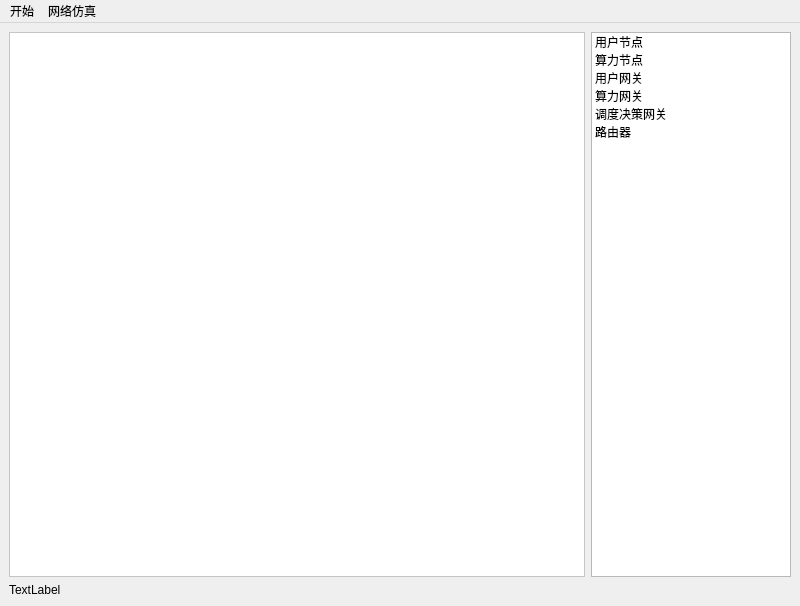
Qt form design_window.ui (WeiKnight0/ComputingNetworkUI) before a commit.
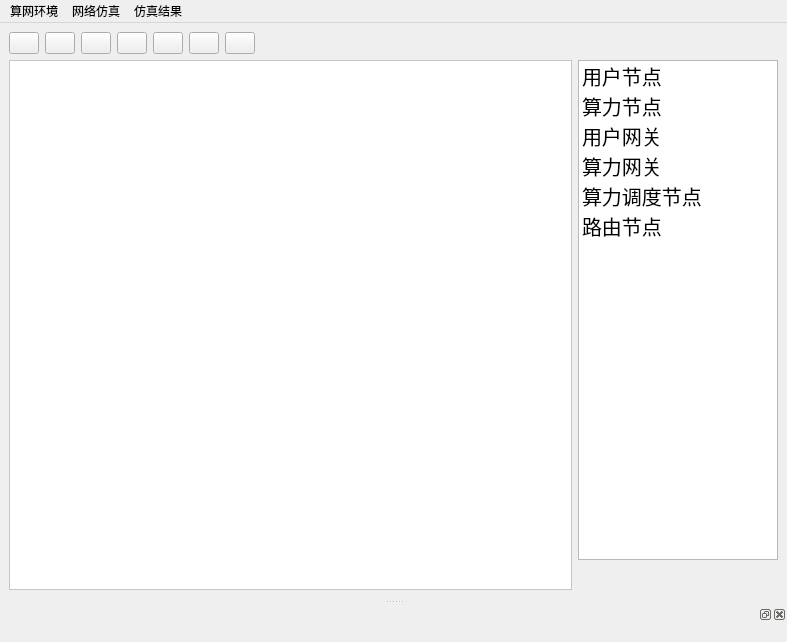
The same form after that commit. Icons and pictures are not drawn.

Patch:
```diff
--- a/design_window.ui
+++ b/design_window.ui
@@ -6,8 +6,8 @@
    <rect>
     <x>0</x>
     <y>0</y>
-    <width>800</width>
-    <height>606</height>
+    <width>787</width>
+    <height>642</height>
    </rect>
   </property>
   <property name="windowTitle">
@@ -15,8 +15,27 @@
   </property>
   <widget class="QWidget" name="centralwidget">
    <layout class="QGridLayout" name="gridLayout">
-    <item row="0" column="0">
+    <item row="0" column="1">
+     <widget class="QPushButton" name="accelerateButton">
+      <property name="maximumSize">
+       <size>
+        <width>30</width>
+        <height>16777215</height>
+       </size>
+      </property>
+      <property name="text">
+       <string/>
+      </property>
+     </widget>
+    </item>
+    <item row="1" column="0" rowspan="6" colspan="24">
      <widget class="QGraphicsView" name="graphicsView">
+      <property name="minimumSize">
+       <size>
+        <width>0</width>
+        <height>0</height>
+       </size>
+      </property>
       <property name="autoFillBackground">
        <bool>true</bool>
       </property>
@@ -43,7 +62,42 @@
       </property>
      </widget>
     </item>
-    <item row="0" column="1">
+    <item row="0" column="3">
+     <widget class="QPushButton" name="pauseButton">
+      <property name="maximumSize">
+       <size>
+        <width>30</width>
+        <height>16777215</height>
+       </size>
+      </property>
+      <property name="text">
+       <string/>
+      </property>
+     </widget>
+    </item>
+    <item row="0" column="0">
+     <widget class="QPushButton" name="runButton">
+      <property name="minimumSize">
+       <size>
+        <width>10</width>
+        <height>0</height>
+       </size>
+      </property>
+      <property name="maximumSize">
+       <size>
+        <width>30</width>
+        <height>16777215</height>
+       </size>
+      </property>
+      <property name="styleSheet">
+       <string notr="true">d315510ffdf0babe22dffdf44fb42d58.png</string>
+      </property>
+      <property name="text">
+       <string/>
+      </property>
+     </widget>
+    </item>
+    <item row="1" column="24">
      <widget class="QListWidget" name="listWidget">
       <property name="minimumSize">
        <size>
@@ -61,6 +115,11 @@
        <property name="text">
         <string>用户节点</string>
        </property>
+       <property name="font">
+        <font>
+         <pointsize>15</pointsize>
+        </font>
+       </property>
        <property name="icon">
         <iconset>
          <normaloff>icon/用户节点.png</normaloff>icon/用户节点.png</iconset>
@@ -70,6 +129,11 @@
        <property name="text">
         <string>算力节点</string>
        </property>
+       <property name="font">
+        <font>
+         <pointsize>15</pointsize>
+        </font>
+       </property>
        <property name="icon">
         <iconset>
          <normaloff>icon/算力节点.png</normaloff>icon/算力节点.png</iconset>
@@ -79,6 +143,11 @@
        <property name="text">
         <string>用户网关</string>
        </property>
+       <property name="font">
+        <font>
+         <pointsize>15</pointsize>
+        </font>
+       </property>
        <property name="icon">
         <iconset>
          <normaloff>icon/用户网关.png</normaloff>icon/用户网关.png</iconset>
@@ -88,6 +157,11 @@
        <property name="text">
         <string>算力网关</string>
        </property>
+       <property name="font">
+        <font>
+         <pointsize>15</pointsize>
+        </font>
+       </property>
        <property name="icon">
         <iconset>
          <normaloff>icon/算力网关.png</normaloff>icon/算力网关.png</iconset>
@@ -95,7 +169,12 @@
       </item>
       <item>
        <property name="text">
-        <string>调度决策网关</string>
+        <string>算力调度节点</string>
+       </property>
+       <property name="font">
+        <font>
+         <pointsize>15</pointsize>
+        </font>
        </property>
        <property name="icon">
         <iconset>
@@ -104,7 +183,12 @@
       </item>
       <item>
        <property name="text">
-        <string>路由器</string>
+        <string>路由节点</string>
+       </property>
+       <property name="font">
+        <font>
+         <pointsize>15</pointsize>
+        </font>
        </property>
        <property name="icon">
         <iconset>
@@ -113,10 +197,55 @@
       </item>
      </widget>
     </item>
-    <item row="1" column="0" colspan="2">
-     <widget class="QLabel" name="statusLabel">
+    <item row="0" column="2">
+     <widget class="QPushButton" name="decelerateButton">
+      <property name="maximumSize">
+       <size>
+        <width>30</width>
+        <height>16777215</height>
+       </size>
+      </property>
       <property name="text">
-       <string>TextLabel</string>
+       <string/>
+      </property>
+     </widget>
+    </item>
+    <item row="0" column="4">
+     <widget class="QPushButton" name="stopButton">
+      <property name="maximumSize">
+       <size>
+        <width>30</width>
+        <height>16777215</height>
+       </size>
+      </property>
+      <property name="text">
+       <string/>
+      </property>
+     </widget>
+    </item>
+    <item row="0" column="5">
+     <widget class="QPushButton" name="resetButton">
+      <property name="maximumSize">
+       <size>
+        <width>30</width>
+        <height>16777215</height>
+       </size>
+      </property>
+      <property name="text">
+       <string/>
+      </property>
+     </widget>
+    </item>
+    <item row="0" column="6">
+     <widget class="QPushButton" name="showMonitorButton">
+      <property name="maximumSize">
+       <size>
+        <width>30</width>
+        <height>16777215</height>
+       </size>
+      </property>
+      <property name="text">
+       <string/>
       </property>
      </widget>
     </item>
@@ -127,13 +256,13 @@
     <rect>
      <x>0</x>
      <y>0</y>
-     <width>800</width>
+     <width>787</width>
      <height>33</height>
     </rect>
    </property>
    <widget class="QMenu" name="menu">
     <property name="title">
-     <string>开始</string>
+     <string>算网环境</string>
     </property>
     <addaction name="actionsubmit"/>
     <addaction name="actionclear"/>
@@ -142,6 +271,12 @@
    </widget>
    <widget class="QMenu" name="menu_2">
     <property name="title">
+     <string>仿真结果</string>
+    </property>
+    <addaction name="actionexport"/>
+   </widget>
+   <widget class="QMenu" name="menu_3">
+    <property name="title">
      <string>网络仿真</string>
     </property>
     <addaction name="actionconfig"/>
@@ -149,13 +284,27 @@
     <addaction name="actionexport"/>
    </widget>
    <addaction name="menu"/>
+   <addaction name="menu_3"/>
    <addaction name="menu_2"/>
   </widget>
-  <action name="actionsubmit">
-   <property name="text">
-    <string>提交</string>
-   </property>
-  </action>
+  <widget class="QDockWidget" name="monitorDockWidget">
+   <attribute name="dockWidgetArea">
+    <number>8</number>
+   </attribute>
+   <widget class="QWidget" name="dockWidgetContents_3">
+    <layout class="QHBoxLayout" name="horizontalLayout">
+     <item>
+      <widget class="QStackedWidget" name="stackedWidget">
+       <property name="currentIndex">
+        <number>0</number>
+       </property>
+       <widget class="QWidget" name="page"/>
+       <widget class="QWidget" name="page_2"/>
+      </widget>
+     </item>
+    </layout>
+   </widget>
+  </widget>
   <action name="actionclear">
    <property name="text">
     <string>清除</string>
```
Left out of the diff: 59 changed lines with no effect on the pictures.
